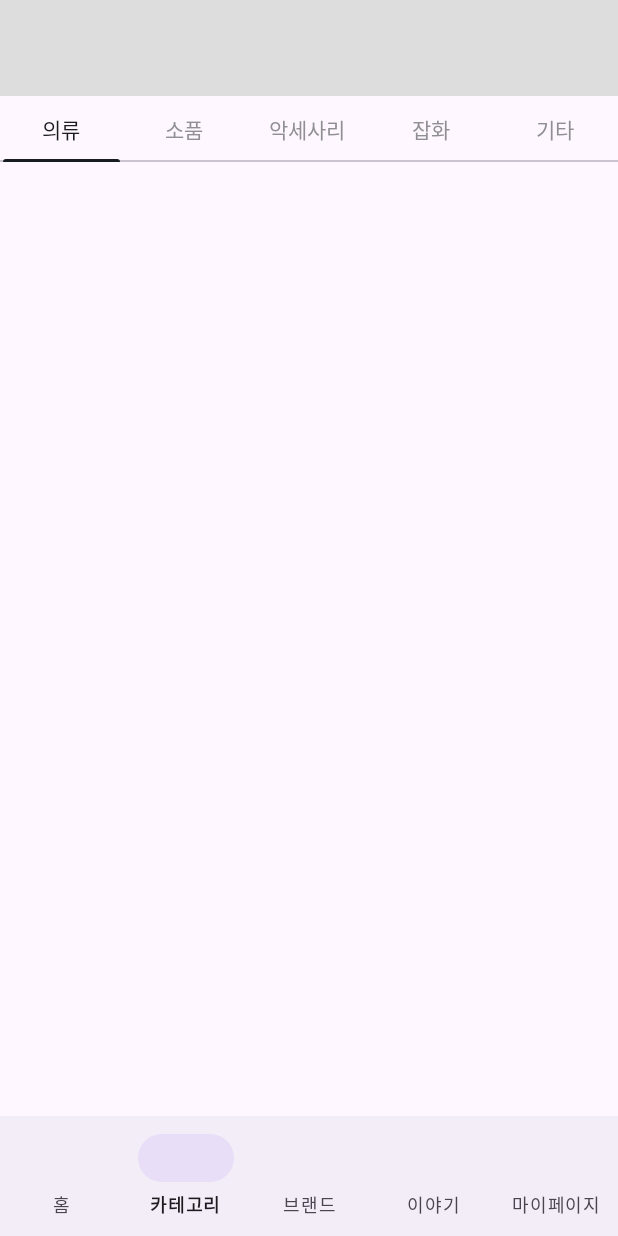
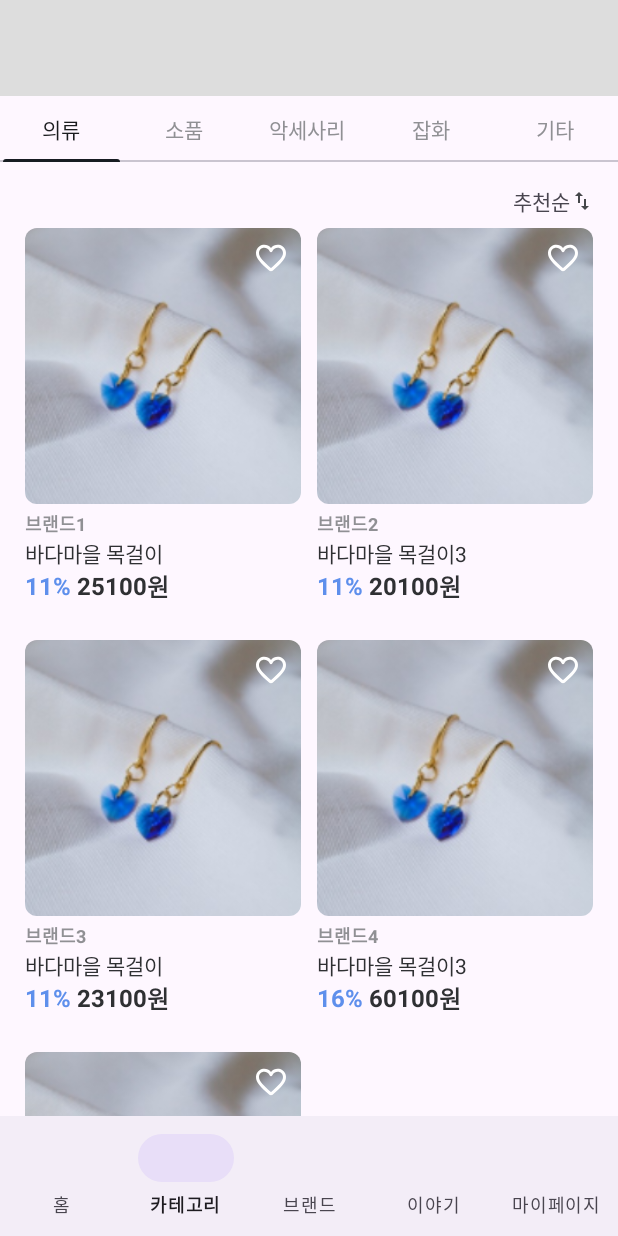
Before and after one commit to UMC-neoul/NEOUL_FRONT, an Android app: the screen it shows after launch (MainActivity), item 2 of the bottom bar chosen, on a phone screen of 412 x 824 dp. Run offline under Robolectric (Android 15) with nearby library versions, the phone set to English and light mode, and no system bars.

Commit message:
Feat: 카테고리 의류 탭 내용 추가

```diff
--- a/Neoul/app/src/main/java/com/example/neoul/data/model/Brand.kt
+++ b/Neoul/app/src/main/java/com/example/neoul/data/model/Brand.kt
@@ -1,3 +1,3 @@
 package com.example.neoul.data.model
 
-data class Brand(val brandName:String, val brandContent:String, val brandImg: String)
+data class Brand(val brandName: String, val brandContent: String, val brandImg: String)
--- /dev/null
+++ b/Neoul/app/src/main/java/com/example/neoul/data/model/CategoryItem.kt
@@ -0,0 +1,9 @@
+package com.example.neoul.data.model
+
+data class CategoryItem(
+    val brandName: String,
+    val title: String,
+    val percent: Int,
+    val price: Int,
+    val ItemImg: String
+)
--- a/Neoul/app/src/main/java/com/example/neoul/data/model/GoodsItem.kt
+++ b/Neoul/app/src/main/java/com/example/neoul/data/model/GoodsItem.kt
@@ -1,3 +1,3 @@
 package com.example.neoul.data.model
 
-data class GoodsItem(val title: String, val percent: Int, val price:Int, val goodsImage: String)
+data class GoodsItem(val title: String, val percent: Int, val price: Int, val goodsImage: String)
--- a/Neoul/app/src/main/java/com/example/neoul/presentation/main/category/TabClothesFragment.kt
+++ b/Neoul/app/src/main/java/com/example/neoul/presentation/main/category/TabClothesFragment.kt
@@ -1,7 +1,55 @@
 package com.example.neoul.presentation.main.category
 
+import android.os.Bundle
+import android.view.LayoutInflater
+import android.view.View
+import android.view.ViewGroup
 import androidx.fragment.app.Fragment
+import androidx.recyclerview.widget.GridLayoutManager
+import androidx.recyclerview.widget.LinearLayoutManager
 
-class TabClothesFragment:Fragment(){
+import com.example.neoul.data.model.CategoryItem
+
+import com.example.neoul.databinding.FragmentTabClothesBinding
+
+class TabClothesFragment : Fragment() {
+    private lateinit var viewBinding: FragmentTabClothesBinding
+    override fun onCreateView(
+        inflater: LayoutInflater,
+        container: ViewGroup?,
+        savedInstanceState: Bundle?
+    ): View? {
+        viewBinding = FragmentTabClothesBinding.inflate(layoutInflater)
+        return viewBinding.root
+    }
+
+    override fun onViewCreated(view: View, savedInstanceState: Bundle?) {
+        super.onViewCreated(view, savedInstanceState)
+
+        categoryAdapter(getDummyItemList())
+    }
+
+    private fun categoryAdapter(itemList: ArrayList<CategoryItem>) {
+        val dataRVAdapter = TabRVAdapter(itemList)
+
+        viewBinding.recyclerItem.adapter = dataRVAdapter
+        viewBinding.recyclerItem.layoutManager =
+            GridLayoutManager(context, 2, LinearLayoutManager.VERTICAL, false)
+        dataRVAdapter.notifyDataSetChanged()
+        viewBinding.recyclerItem.setHasFixedSize(true)
+    }
+
+    private fun getDummyItemList(): ArrayList<CategoryItem> {
+        val dummyList = ArrayList<CategoryItem>().apply {
+            add(CategoryItem("브랜드1", "바다마을 목걸이", 11, 25100, ""))
+            add(CategoryItem("브랜드2", "바다마을 목걸이3", 11, 20100, ""))
+            add(CategoryItem("브랜드3", "바다마을 목걸이", 11, 23100, ""))
+            add(CategoryItem("브랜드4", "바다마을 목걸이3", 16, 60100, ""))
+            add(CategoryItem("브랜드5", "바다마을 목걸이", 21, 27100, ""))
+
+
+        }
+        return dummyList
+    }
 
 }
--- /dev/null
+++ b/Neoul/app/src/main/java/com/example/neoul/presentation/main/category/TabRVAdapter.kt
@@ -0,0 +1,32 @@
+package com.example.neoul.presentation.main.category
+
+import android.view.LayoutInflater
+import android.view.ViewGroup
+import androidx.recyclerview.widget.RecyclerView
+import com.example.neoul.data.model.CategoryItem
+import com.example.neoul.databinding.ItemCatItemBinding
+
+class TabRVAdapter(private val itemList: ArrayList<CategoryItem>) :
+    RecyclerView.Adapter<TabRVAdapter.DataViewHolder>() {
+    inner class DataViewHolder(private val viewBinding: ItemCatItemBinding) :
+        RecyclerView.ViewHolder(viewBinding.root) {
+        fun bind(data: CategoryItem) {
+            viewBinding.textName.text = data.brandName
+            viewBinding.textTitle.text = data.title
+            viewBinding.textPercent.text = data.percent.toString()
+            viewBinding.textPrice.text = data.price.toString()
+        }
+    }
+
+    override fun onCreateViewHolder(parent: ViewGroup, viewType: Int): DataViewHolder {
+        val viewBinding =
+            ItemCatItemBinding.inflate(LayoutInflater.from(parent.context), parent, false)
+        return DataViewHolder(viewBinding)
+    }
+
+    override fun getItemCount(): Int = itemList.size
+
+    override fun onBindViewHolder(holder: DataViewHolder, position: Int) {
+        holder.bind(itemList[position])
+    }
+}
--- /dev/null
+++ b/Neoul/app/src/main/res/drawable/swap_vert.xml
@@ -0,0 +1,9 @@
+<vector xmlns:android="http://schemas.android.com/apk/res/android"
+    android:width="16dp"
+    android:height="16dp"
+    android:viewportWidth="16"
+    android:viewportHeight="16">
+  <path
+      android:pathData="M10.667,11.34V6.667H9.333V11.34H7.333L10,14L12.667,11.34H10.667ZM6,2L3.333,4.66H5.333V9.333H6.667V4.66H8.667L6,2ZM10.667,11.34V6.667H9.333V11.34H7.333L10,14L12.667,11.34H10.667ZM6,2L3.333,4.66H5.333V9.333H6.667V4.66H8.667L6,2Z"
+      android:fillColor="#45474A"/>
+</vector>
--- a/Neoul/app/src/main/res/layout/fragment_tab_clothes.xml
+++ b/Neoul/app/src/main/res/layout/fragment_tab_clothes.xml
@@ -1,6 +1,38 @@
 <?xml version="1.0" encoding="utf-8"?>
 <androidx.constraintlayout.widget.ConstraintLayout xmlns:android="http://schemas.android.com/apk/res/android"
+    xmlns:app="http://schemas.android.com/apk/res-auto"
     android:layout_width="match_parent"
     android:layout_height="match_parent">
 
+    <TextView
+        android:id="@+id/text_filter"
+        android:layout_width="wrap_content"
+        android:layout_height="wrap_content"
+        android:text="추천순"
+        app:layout_constraintBottom_toBottomOf="@id/img_filter"
+        app:layout_constraintEnd_toStartOf="@id/img_filter"
+        app:layout_constraintTop_toTopOf="@id/img_filter" />
+
+    <ImageView
+        android:id="@+id/img_filter"
+        android:layout_width="wrap_content"
+        android:layout_height="wrap_content"
+        android:layout_marginTop="40dp"
+        android:layout_marginRight="16dp"
+        android:src="@drawable/swap_vert"
+        app:layout_constraintEnd_toEndOf="parent"
+        app:layout_constraintTop_toTopOf="parent" />
+
+    <androidx.recyclerview.widget.RecyclerView
+        android:id="@+id/recycler_item"
+        android:layout_width="match_parent"
+        android:layout_height="wrap_content"
+        android:layout_marginHorizontal="11dp"
+        android:layout_marginTop="10dp"
+        android:paddingBottom="88dp"
+        app:layout_constraintEnd_toEndOf="parent"
+        app:layout_constraintStart_toStartOf="parent"
+        app:layout_constraintTop_toBottomOf="@id/img_filter" />
+
+
 </androidx.constraintlayout.widget.ConstraintLayout>
--- /dev/null
+++ b/Neoul/app/src/main/res/layout/item_cat_item.xml
@@ -0,0 +1,105 @@
+<?xml version="1.0" encoding="utf-8"?>
+<androidx.constraintlayout.widget.ConstraintLayout xmlns:android="http://schemas.android.com/apk/res/android"
+    xmlns:app="http://schemas.android.com/apk/res-auto"
+    android:layout_width="match_parent"
+    android:layout_height="wrap_content"
+    android:layout_marginHorizontal="5dp"
+    android:layout_marginBottom="24dp">
+
+    <ImageView
+        android:id="@+id/img_item"
+        android:layout_width="0dp"
+        android:layout_height="0dp"
+        android:background="@drawable/border_radius_8"
+        android:clipToOutline="true"
+        android:scaleType="centerCrop"
+        android:src="@drawable/base"
+
+        app:layout_constraintDimensionRatio="1:1"
+        app:layout_constraintEnd_toEndOf="parent"
+        app:layout_constraintStart_toStartOf="parent"
+        app:layout_constraintTop_toTopOf="parent" />
+
+
+    <ImageView
+        android:layout_width="wrap_content"
+        android:layout_height="wrap_content"
+        android:layout_margin="8dp"
+        android:src="@drawable/favorite_border"
+        app:layout_constraintEnd_toEndOf="@id/img_item"
+        app:layout_constraintTop_toTopOf="@id/img_item" />
+
+    <TextView
+        android:id="@+id/text_name"
+        android:layout_width="wrap_content"
+        android:layout_height="wrap_content"
+        android:layout_marginTop="4dp"
+        android:text="브랜드"
+        android:textColor="@color/warmGray60"
+        android:textSize="12sp"
+        android:textStyle="bold"
+        app:layout_constraintStart_toStartOf="@id/img_item"
+        app:layout_constraintTop_toBottomOf="@id/img_item" />
+
+    <TextView
+        android:id="@+id/text_title"
+        android:layout_width="wrap_content"
+        android:layout_height="wrap_content"
+        android:text="바다마을 목걸이"
+        android:textColor="@color/warmGray20"
+        android:textSize="14sp"
+        app:layout_constraintStart_toStartOf="@id/text_name"
+        app:layout_constraintTop_toBottomOf="@id/text_name" />
+
+    <TextView
+        android:id="@+id/text_percent"
+        android:layout_width="wrap_content"
+        android:layout_height="wrap_content"
+        android:layout_marginBottom="4dp"
+        android:text="11"
+        android:textColor="@color/primary60"
+        android:textSize="16sp"
+        android:textStyle="bold"
+
+        app:layout_constraintStart_toStartOf="@id/text_name"
+        app:layout_constraintTop_toBottomOf="@id/text_title" />
+
+    <TextView
+        android:id="@+id/text_percent2"
+        android:layout_width="wrap_content"
+        android:layout_height="wrap_content"
+        android:text="%"
+        android:textColor="@color/primary60"
+        android:textSize="16sp"
+        android:textStyle="bold"
+        app:layout_constraintBottom_toBottomOf="@id/text_percent"
+        app:layout_constraintStart_toEndOf="@id/text_percent"
+        app:layout_constraintTop_toTopOf="@id/text_percent" />
+
+    <TextView
+        android:id="@+id/text_price"
+        android:layout_width="wrap_content"
+        android:layout_height="wrap_content"
+        android:layout_marginLeft="4dp"
+        android:text="20,100"
+        android:textColor="@color/warmGray20"
+        android:textSize="16sp"
+        android:textStyle="bold"
+        app:layout_constraintBottom_toBottomOf="@id/text_percent"
+        app:layout_constraintStart_toEndOf="@id/text_percent2"
+        app:layout_constraintTop_toTopOf="@id/text_percent" />
+
+    <TextView
+
+        android:layout_width="wrap_content"
+        android:layout_height="wrap_content"
+        android:text="원"
+        android:textColor="@color/warmGray20"
+        android:textSize="16sp"
+        android:textStyle="bold"
+        app:layout_constraintBottom_toBottomOf="@id/text_percent"
+        app:layout_constraintStart_toEndOf="@id/text_price"
+        app:layout_constraintTop_toTopOf="@id/text_percent" />
+
+
+</androidx.constraintlayout.widget.ConstraintLayout>
--- a/Neoul/app/src/main/res/values/colors.xml
+++ b/Neoul/app/src/main/res/values/colors.xml
@@ -8,7 +8,9 @@
     <color name="coolGray95">#EDF1F9</color>
     <color name="warmGray98">#F5F5F5</color>
     <color name="warmGray10">#1A1C1E</color>
+    <color name="warmGray20">#2F3033</color>
     <color name="warmGray60">#909094</color>
     <color name="primary50">#4175D0</color>
+    <color name="primary60">#5E8FEC</color>
     <color name="primary70">#80AAFF</color>
 </resources>
```
